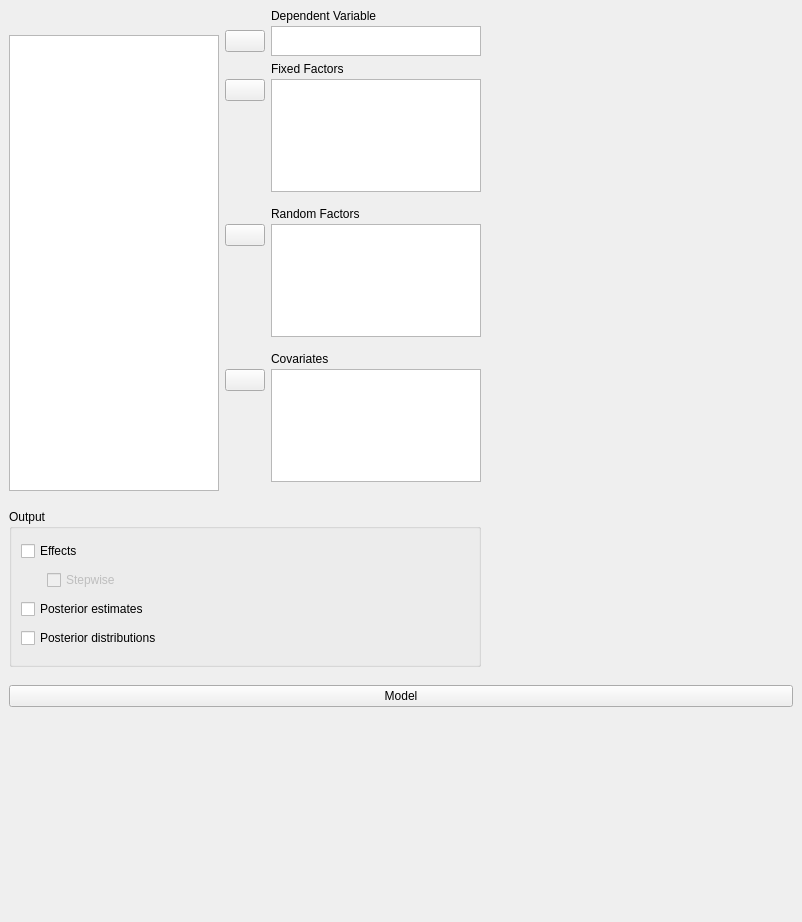
Qt form JASP-Desktop/analysisforms/ancovabayesianform.ui (jasp-stats/jasp-desktop) before a commit.
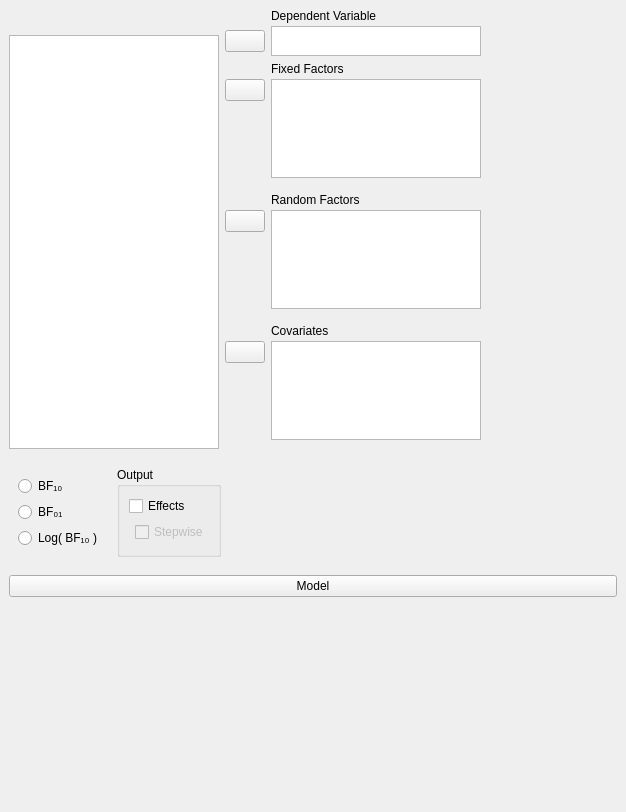
The same form after that commit. Custom widgets are drawn as their Qt base class.

Commit message: All Bayes: Added Log(BF10) UI option

```diff
--- a/JASP-Desktop/analysisforms/ancovabayesianform.ui
+++ b/JASP-Desktop/analysisforms/ancovabayesianform.ui
@@ -6,14 +6,14 @@
    <rect>
     <x>0</x>
     <y>0</y>
-    <width>802</width>
-    <height>922</height>
+    <width>626</width>
+    <height>812</height>
    </rect>
   </property>
   <property name="windowTitle">
    <string>Form</string>
   </property>
-  <layout class="QGridLayout" name="gridLayout_8">
+  <layout class="QGridLayout" name="gridLayout_9">
    <property name="leftMargin">
     <number>0</number>
    </property>
@@ -26,7 +26,7 @@
    <property name="bottomMargin">
     <number>0</number>
    </property>
-   <property name="verticalSpacing">
+   <property name="spacing">
     <number>0</number>
    </property>
    <item row="0" column="0">
@@ -392,6 +392,107 @@
      </property>
     </widget>
    </item>
+   <item row="1" column="0" colspan="2">
+    <widget class="QWidget" name="widget_12" native="true">
+     <layout class="QGridLayout" name="gridLayout_4">
+      <item row="0" column="0">
+       <widget class="BoundGroupBox" name="bayesFactorType" native="true">
+        <property name="title" stdset="0">
+         <string>Bayes Factor</string>
+        </property>
+        <property name="flat" stdset="0">
+         <bool>false</bool>
+        </property>
+        <layout class="QGridLayout" name="gridLayout_13">
+         <item row="1" column="0">
+          <widget class="QRadioButton" name="_2">
+           <property name="text">
+            <string>BF₀₁</string>
+           </property>
+          </widget>
+         </item>
+         <item row="0" column="0">
+          <widget class="QRadioButton" name="_1">
+           <property name="text">
+            <string>BF₁₀</string>
+           </property>
+          </widget>
+         </item>
+         <item row="2" column="0">
+          <widget class="QRadioButton" name="_3">
+           <property name="text">
+            <string>Log( BF₁₀ )</string>
+           </property>
+          </widget>
+         </item>
+        </layout>
+       </widget>
+      </item>
+      <item row="0" column="1">
+       <widget class="GroupBox" name="groupBox_3">
+        <property name="title">
+         <string>Output</string>
+        </property>
+        <layout class="QGridLayout" name="gridLayout_8">
+         <item row="1" column="0" rowspan="2">
+          <widget class="QWidget" name="widget_15" native="true">
+           <property name="maximumSize">
+            <size>
+             <width>20</width>
+             <height>16777215</height>
+            </size>
+           </property>
+          </widget>
+         </item>
+         <item row="1" column="1" rowspan="2">
+          <widget class="BoundCheckBox" name="effectsStepwise">
+           <property name="enabled">
+            <bool>false</bool>
+           </property>
+           <property name="text">
+            <string>Stepwise</string>
+           </property>
+          </widget>
+         </item>
+         <item row="0" column="0" colspan="2">
+          <widget class="BoundCheckBox" name="outputEffects">
+           <property name="text">
+            <string>Effects</string>
+           </property>
+          </widget>
+         </item>
+         <item row="3" column="1">
+          <spacer name="verticalSpacer_4">
+           <property name="orientation">
+            <enum>Qt::Vertical</enum>
+           </property>
+           <property name="sizeHint" stdset="0">
+            <size>
+             <width>20</width>
+             <height>40</height>
+            </size>
+           </property>
+          </spacer>
+         </item>
+        </layout>
+       </widget>
+      </item>
+      <item row="0" column="2">
+       <spacer name="horizontalSpacer">
+        <property name="orientation">
+         <enum>Qt::Horizontal</enum>
+        </property>
+        <property name="sizeHint" stdset="0">
+         <size>
+          <width>40</width>
+          <height>20</height>
+         </size>
+        </property>
+       </spacer>
+      </item>
+     </layout>
+    </widget>
+   </item>
    <item row="2" column="0" colspan="2">
     <widget class="QWidget" name="widget_11" native="true">
      <layout class="QGridLayout" name="gridLayout_6">
@@ -448,62 +549,6 @@
      </layout>
     </widget>
    </item>
-   <item row="1" column="0">
-    <widget class="QWidget" name="widget_12" native="true">
-     <layout class="QGridLayout" name="gridLayout_9">
-      <item row="0" column="0">
-       <widget class="GroupBox" name="groupBox">
-        <property name="title">
-         <string>Output</string>
-        </property>
-        <layout class="QGridLayout" name="gridLayout_4">
-         <item row="0" column="0" colspan="2">
-          <widget class="BoundCheckBox" name="outputEffects">
-           <property name="text">
-            <string>Effects</string>
-           </property>
-          </widget>
-         </item>
-         <item row="1" column="0">
-          <widget class="QWidget" name="widget_15" native="true">
-           <property name="maximumSize">
-            <size>
-             <width>20</width>
-             <height>16777215</height>
-            </size>
-           </property>
-          </widget>
-         </item>
-         <item row="1" column="1">
-          <widget class="BoundCheckBox" name="effectsStepwise">
-           <property name="enabled">
-            <bool>false</bool>
-           </property>
-           <property name="text">
-            <string>Stepwise</string>
-           </property>
-          </widget>
-         </item>
-         <item row="2" column="0" colspan="2">
-          <widget class="BoundCheckBox" name="posteriorEstimates">
-           <property name="text">
-            <string>Posterior estimates</string>
-           </property>
-          </widget>
-         </item>
-         <item row="3" column="0" colspan="2">
-          <widget class="BoundCheckBox" name="posteriorDistributions">
-           <property name="text">
-            <string>Posterior distributions</string>
-           </property>
-          </widget>
-         </item>
-        </layout>
-       </widget>
-      </item>
-     </layout>
-    </widget>
-   </item>
   </layout>
  </widget>
  <customwidgets>
@@ -522,17 +567,6 @@
    <extends>QListView</extends>
    <header>widgets/boundlistview.h</header>
   </customwidget>
-  <customwidget>
-   <class>ExpanderButton</class>
-   <extends>QPushButton</extends>
-   <header>widgets/expanderbutton.h</header>
-  </customwidget>
-  <customwidget>
-   <class>AnovaModelWidget</class>
-   <extends>QWidget</extends>
-   <header>widgets/anovamodelwidget.h</header>
-   <container>1</container>
-  </customwidget>
   <customwidget>
    <class>BoundCheckBox</class>
    <extends>QCheckBox</extends>
@@ -544,6 +578,23 @@
    <header>widgets/groupbox.h</header>
    <container>1</container>
   </customwidget>
+  <customwidget>
+   <class>BoundGroupBox</class>
+   <extends>QWidget</extends>
+   <header>widgets/boundgroupbox.h</header>
+   <container>1</container>
+  </customwidget>
+  <customwidget>
+   <class>ExpanderButton</class>
+   <extends>QPushButton</extends>
+   <header>widgets/expanderbutton.h</header>
+  </customwidget>
+  <customwidget>
+   <class>AnovaModelWidget</class>
+   <extends>QWidget</extends>
+   <header>widgets/anovamodelwidget.h</header>
+   <container>1</container>
+  </customwidget>
  </customwidgets>
  <resources/>
  <connections>
```
Left out of the diff: 19 changed lines with no effect on the pictures. The commit also changes 22 other files.
